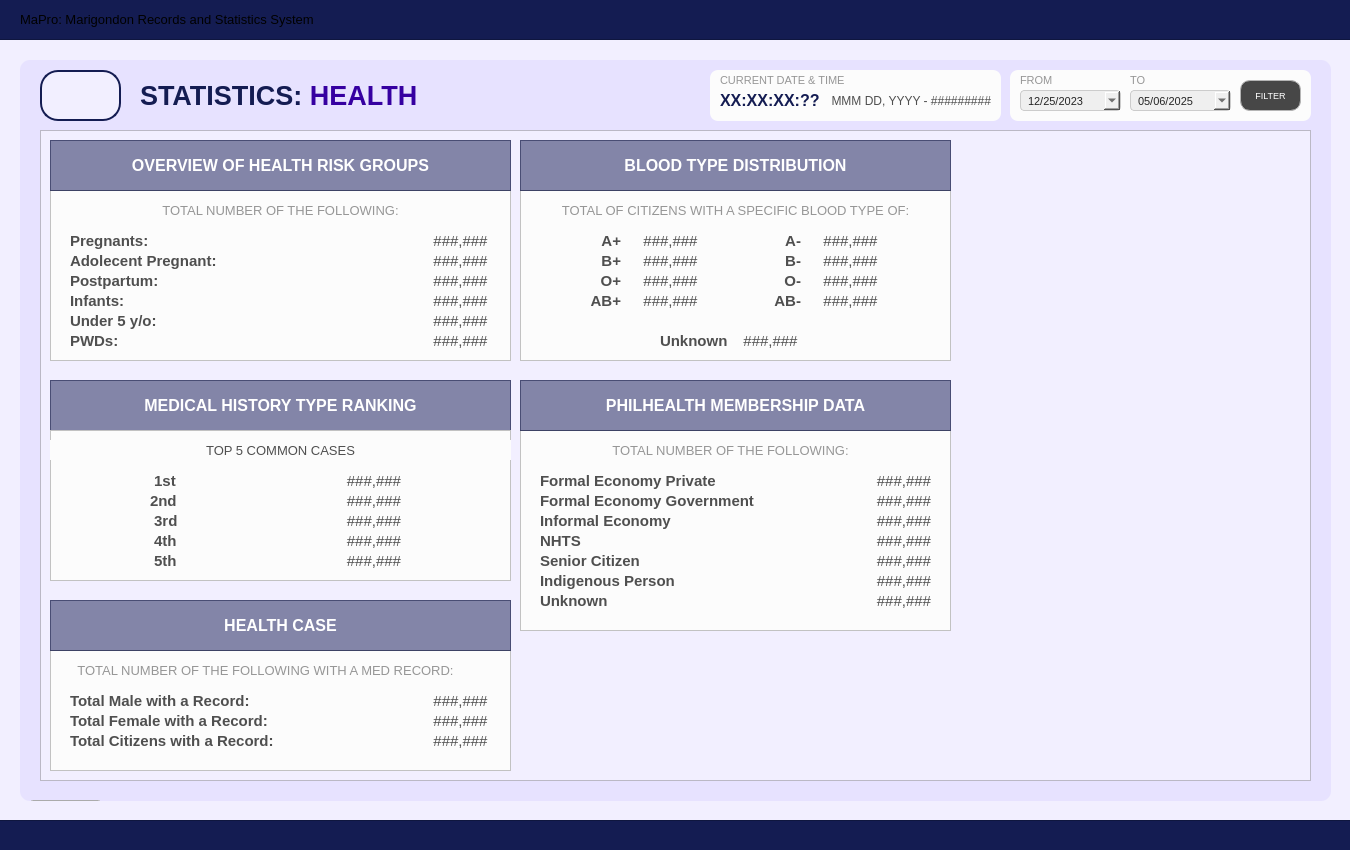
First picture: the form in Resources/UIs/MainPages/StatisticPages/health.ui, repository Yohhannn/Barangay-Records-Statistics-System, before the edit.
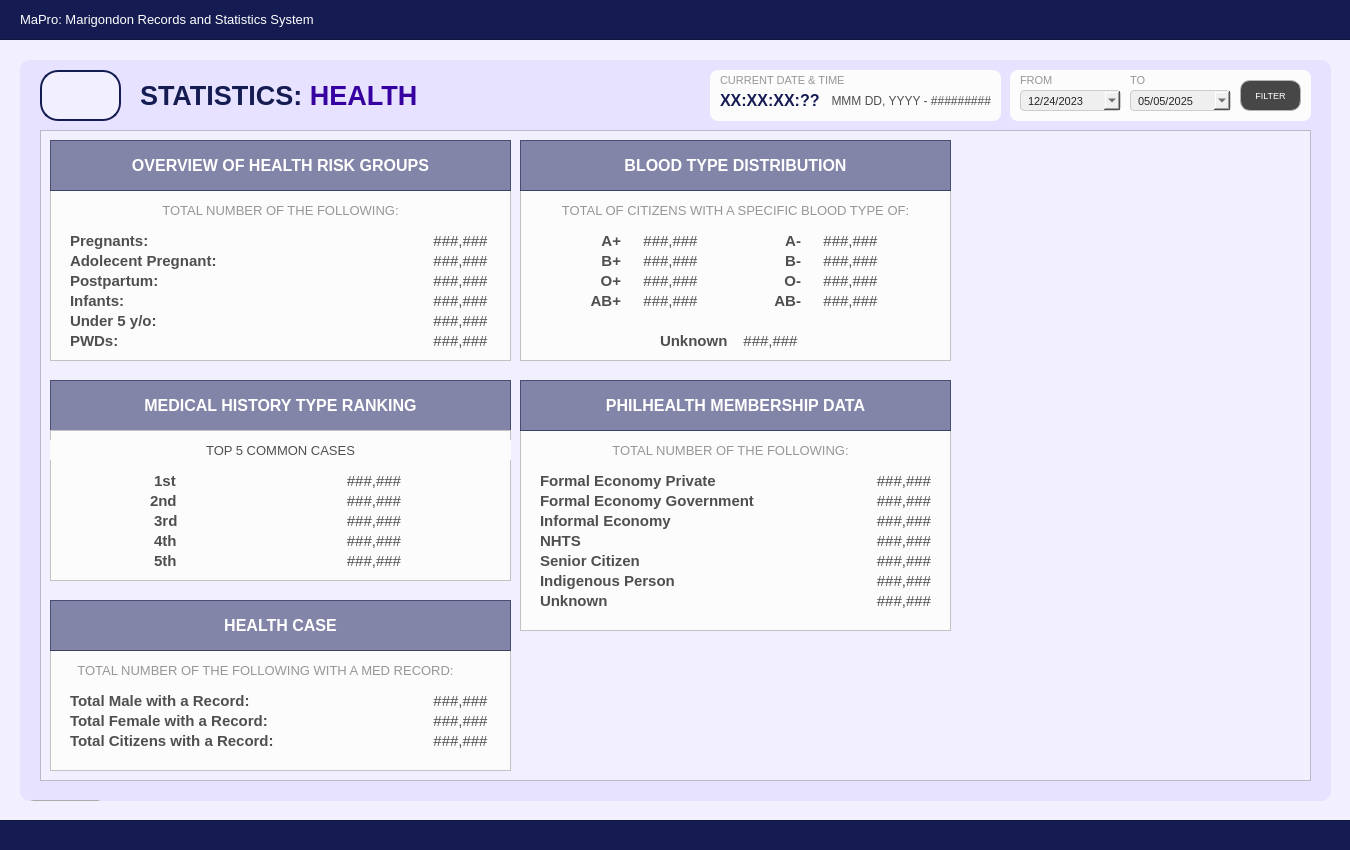
Second picture: the form after the edit. Icons and pictures are not drawn.

The edit to the form file:
```diff
--- a/Resources/UIs/MainPages/StatisticPages/health.ui
+++ b/Resources/UIs/MainPages/StatisticPages/health.ui
@@ -70,7 +70,7 @@
     <property name="styleSheet">
      <string notr="true">#app_title {
 	background-color: transparent;
-	color: #white;
+	color: #FFFFFF;
 }
 </string>
     </property>
@@ -2716,7 +2716,7 @@
        <second>0</second>
        <year>2023</year>
        <month>12</month>
-       <day>25</day>
+       <day>24</day>
       </datetime>
      </property>
      <property name="displayFormat">
@@ -2764,7 +2764,7 @@
        <second>0</second>
        <year>2025</year>
        <month>5</month>
-       <day>6</day>
+       <day>5</day>
       </datetime>
      </property>
      <property name="displayFormat">
```
